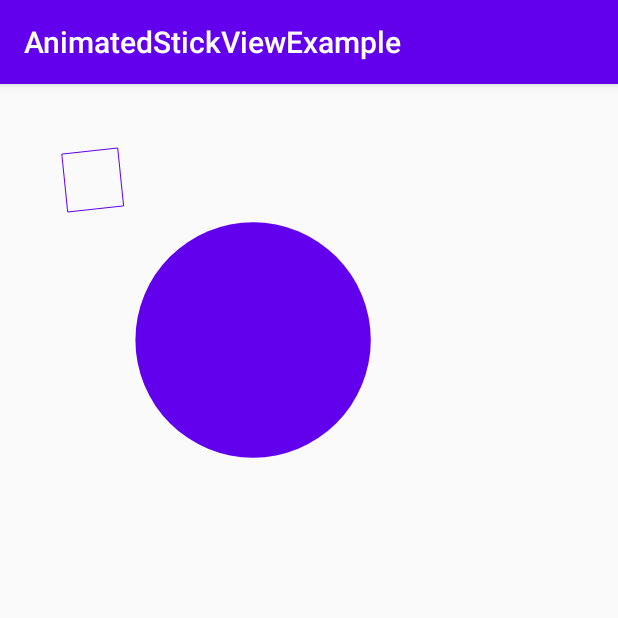
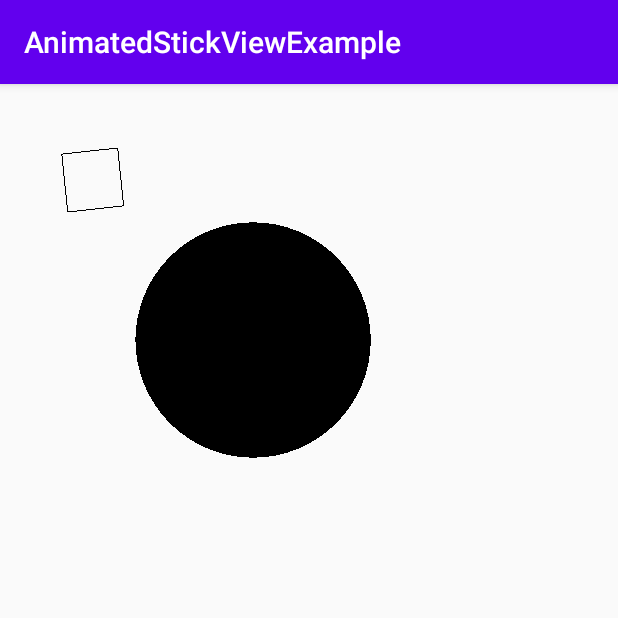
Before and after one commit to geckogecko/android-animated-stick-view, an Android app: the screen it shows after launch (MainActivity), on a phone screen of 412 x 824 dp, the top half of it. Run offline under Robolectric (Android 15) with nearby library versions, the phone set to English and light mode, and no system bars.

Commit message:
added configurable paint

```diff
--- a/android-animated-stick-view/src/main/java/at/steinbacher/android_animated_stick_view/Circle.kt
+++ b/android-animated-stick-view/src/main/java/at/steinbacher/android_animated_stick_view/Circle.kt
@@ -1,7 +1,8 @@
 package at.steinbacher.android_animated_stick_view
 
+import android.graphics.Paint
 import android.graphics.PointF
 
-class Circle(var middlePointF: PointF, var radius: Float, tag: String): Simple(tag) {
+class Circle(var middlePointF: PointF, var radius: Float, paint: Paint, tag: String): Simple(paint, tag) {
     override fun toString(): String = "MiddlePointF: $middlePointF, Tag: $tag"
 }
--- a/android-animated-stick-view/src/main/java/at/steinbacher/android_animated_stick_view/Grid.kt
+++ b/android-animated-stick-view/src/main/java/at/steinbacher/android_animated_stick_view/Grid.kt
@@ -1,4 +1,6 @@
 package at.steinbacher.android_animated_stick_view
 
-class Grid(tag: String) : Simple(tag){
+import android.graphics.Paint
+
+class Grid(paint: Paint, tag: String) : Simple(paint, tag){
 }
--- /dev/null
+++ b/android-animated-stick-view/src/main/java/at/steinbacher/android_animated_stick_view/Line.kt
@@ -0,0 +1,11 @@
+package at.steinbacher.android_animated_stick_view
+
+import android.graphics.Paint
+import android.graphics.PointF
+import android.graphics.drawable.VectorDrawable
+
+class Line(var startPoint: PointF, var endPoint: PointF, paint: Paint, tag: String): Simple(paint, tag) {
+    var vectorDrawable: VectorDrawable? = null
+
+    override fun toString(): String = "StartPoint: $startPoint, EndPoint: $endPoint, Tag: $tag"
+}
--- a/android-animated-stick-view/src/main/java/at/steinbacher/android_animated_stick_view/Simple.kt
+++ b/android-animated-stick-view/src/main/java/at/steinbacher/android_animated_stick_view/Simple.kt
@@ -1,5 +1,7 @@
 package at.steinbacher.android_animated_stick_view
 
-open class Simple(var tag: String) {
+import android.graphics.Paint
+
+open class Simple(val paint: Paint, val tag: String) {
     override fun toString(): String = "Tag: $tag"
 }
--- a/android-animated-stick-view/src/main/java/at/steinbacher/android_animated_stick_view/Stick.kt
+++ /dev/null
@@ -1,10 +0,0 @@
-package at.steinbacher.android_animated_stick_view
-
-import android.graphics.PointF
-import android.graphics.drawable.VectorDrawable
-
-class Stick(var startPointF: PointF, var endPointF: PointF, tag: String): Simple(tag) {
-    var vectorDrawable: VectorDrawable? = null
-
-    override fun toString(): String = "StartPointF: $startPointF, EndPointF: $endPointF, Tag: $tag"
-}
--- a/android-animated-stick-view/src/main/java/at/steinbacher/android_animated_stick_view/internal/CircleDrawable.kt
+++ b/android-animated-stick-view/src/main/java/at/steinbacher/android_animated_stick_view/internal/CircleDrawable.kt
@@ -7,7 +7,6 @@ import android.graphics.PointF
 import androidx.core.content.ContextCompat
 import at.steinbacher.android_animated_stick_view.Circle
 import at.steinbacher.android_animated_stick_view.R
-import at.steinbacher.android_animated_stick_view.Stick
 
 class CircleDrawable(context : Context,
                      val sourceCircle : Circle,
@@ -17,10 +16,8 @@ class CircleDrawable(context : Context,
                      width: Float, height: Float, tag: String
     ): SimpleDrawable(context, horizontalLinesCount, verticalLinesCount, width, height, tag) {
 
-    var paint: Paint = Paint().apply { this.color = ContextCompat.getColor(context, R.color.black) }
-
     override fun draw(canvas: Canvas) {
-        canvas.drawCircle(translatedMiddlePointF.x, translatedMiddlePointF.y, translatedRadius, paint)
+        canvas.drawCircle(translatedMiddlePointF.x, translatedMiddlePointF.y, translatedRadius, sourceCircle.paint)
     }
 
 }
--- a/android-animated-stick-view/src/main/java/at/steinbacher/android_animated_stick_view/internal/StickDrawable.kt
+++ b/android-animated-stick-view/src/main/java/at/steinbacher/android_animated_stick_view/internal/LineDrawable.kt
@@ -2,29 +2,25 @@ package at.steinbacher.android_animated_stick_view.internal
 
 import android.content.Context
 import android.graphics.Canvas
-import android.graphics.ColorFilter
 import android.graphics.Paint
 import android.graphics.PointF
 import androidx.core.content.ContextCompat
 import at.steinbacher.android_animated_stick_view.R
-import at.steinbacher.android_animated_stick_view.Simple
-import at.steinbacher.android_animated_stick_view.Stick
+import at.steinbacher.android_animated_stick_view.Line
 import kotlin.math.abs
 import kotlin.math.asin
 import kotlin.math.pow
 import kotlin.math.sqrt
 
-class StickDrawable(context : Context,
-                    val sourceStick : Stick,
-                    val translatedStartPoint : PointF,
-                    val translatedEndPoint: PointF, horizontalLinesCount: Int,
-                    verticalLinesCount: Int, width: Float, height: Float, tag: String
+class LineDrawable(context : Context,
+                   val sourceLine : Line,
+                   val translatedStartPoint : PointF,
+                   val translatedEndPoint: PointF, horizontalLinesCount: Int,
+                   verticalLinesCount: Int, width: Float, height: Float, tag: String
 ): SimpleDrawable(context, horizontalLinesCount, verticalLinesCount, width, height, tag) {
 
-    var paint: Paint = Paint().apply { this.color = ContextCompat.getColor(context, R.color.black) }
-
     override fun draw(canvas: Canvas) {
-        var vectorDrawable = sourceStick.vectorDrawable
+        var vectorDrawable = sourceLine.vectorDrawable
         if(vectorDrawable != null) {
             val width = abs(translatedStartPoint.x - translatedEndPoint.x)
             val height = abs(translatedStartPoint.y - translatedEndPoint.y)
@@ -39,20 +35,10 @@ class StickDrawable(context : Context,
             vectorDrawable.draw(canvas)
             canvas.restore()
         } else {
-            canvas.drawLine(translatedStartPoint.x, translatedStartPoint.y, translatedEndPoint.x, translatedEndPoint.y, paint)
+            canvas.drawLine(translatedStartPoint.x, translatedStartPoint.y,
+                translatedEndPoint.x, translatedEndPoint.y,
+                sourceLine.paint)
         }
-    }
-
-    override fun setAlpha(alpha: Int) {
-        TODO("not implemented") //To change body of created functions use File | Settings | File Templates.
-    }
-
-    override fun getOpacity(): Int {
-        TODO("not implemented") //To change body of created functions use File | Settings | File Templates.
-    }
-
-    override fun setColorFilter(colorFilter: ColorFilter?) {
-        TODO("not implemented") //To change body of created functions use File | Settings | File Templates.
     }
 
     private fun getRotationDegrees(width : Float, height : Float, stickLength : Double) : Float {
--- a/android-animated-stick-view/src/main/java/at/steinbacher/android_animated_stick_view/internal/SceneDrawable.kt
+++ b/android-animated-stick-view/src/main/java/at/steinbacher/android_animated_stick_view/internal/SceneDrawable.kt
@@ -6,7 +6,7 @@ import android.graphics.PointF
 import at.steinbacher.android_animated_stick_view.Circle
 import at.steinbacher.android_animated_stick_view.Grid
 import at.steinbacher.android_animated_stick_view.Simple
-import at.steinbacher.android_animated_stick_view.Stick
+import at.steinbacher.android_animated_stick_view.Line
 
 class SceneDrawable(context: Context,
                     horizontalLinesCount: Int,
@@ -20,39 +20,14 @@ class SceneDrawable(context: Context,
 
     fun addSimpleDrawable(simple: Simple) {
         when(simple) {
-            is Stick -> {
-                val translatedStartPoint = PointF(
-                    simple.startPointF.x * cellWidth,
-                    simple.startPointF.y * cellHeight
-                )
-
-                val translatedEndPoint = PointF(
-                    simple.endPointF.x * cellWidth,
-                    simple.endPointF.y * cellHeight
-                )
-
-                StickDrawable(context, simple, translatedStartPoint, translatedEndPoint,
-                    verticalLinesCount, horizontalLinesCount, width, height, simple.tag
-                ).also {
-                    simpleDrawables.add(it)
-                }
+            is Line -> {
+                simpleDrawables.add(createLineDrawable(simple))
             }
             is Grid -> {
-                GridDrawable(context, horizontalLinesCount, verticalLinesCount, width, height, simple.tag).also {
-                    simpleDrawables.add(it)
-                }
+                simpleDrawables.add(createGridDrawable(simple))
             }
             is Circle -> {
-                val translatedMiddlePointF = PointF(
-                    simple.middlePointF.x * cellWidth,
-                    simple.middlePointF.y * cellHeight
-                )
-
-                val translatedRadius = simple.radius * cellWidth
-                CircleDrawable(context, simple, translatedMiddlePointF, translatedRadius,
-                    horizontalLinesCount, verticalLinesCount, width, height, simple.tag).also {
-                    simpleDrawables.add(it)
-                }
+                simpleDrawables.add(createCircleDrawable(simple))
             }
         }
     }
@@ -94,4 +69,41 @@ class SceneDrawable(context: Context,
     fun clearSimpleDrawables() {
         simpleDrawables.clear()
     }
+
+    private fun createGridDrawable(grid: Grid) = GridDrawable(
+        context,
+        grid,
+        horizontalLinesCount,
+        verticalLinesCount,
+        width,
+        height,
+        grid.tag)
+
+    private fun createLineDrawable(line: Line) = LineDrawable(
+        context,
+        line,
+        translatePoint(line.startPoint),
+        translatePoint(line.endPoint),
+        verticalLinesCount,
+        horizontalLinesCount,
+        width,
+        height,
+        line.tag)
+
+    private fun createCircleDrawable(circle: Circle) =  CircleDrawable(
+        context,
+        circle,
+        translatePoint(circle.middlePointF),
+        translateFloat(circle.radius, cellWidth),
+        horizontalLinesCount,
+        verticalLinesCount,
+        width,
+        height,
+        circle.tag)
+
+    private fun translatePoint(point: PointF) = PointF(
+        translateFloat(point.x, cellWidth),
+        translateFloat(point.y, cellHeight))
+
+    private fun translateFloat(float: Float, translation: Float) = float * translation
 }
--- a/android-animated-stick-view/src/main/java/at/steinbacher/android_animated_stick_view/internal/SimpleDrawableTypeEvaluator.kt
+++ b/android-animated-stick-view/src/main/java/at/steinbacher/android_animated_stick_view/internal/SimpleDrawableTypeEvaluator.kt
@@ -2,7 +2,6 @@ package at.steinbacher.android_animated_stick_view.internal
 
 import android.animation.TypeEvaluator
 import android.graphics.PointF
-import android.util.Log
 
 class SimpleDrawableTypeEvaluator : TypeEvaluator<Array<SimpleDrawable>> {
     override fun evaluate(
@@ -14,9 +13,9 @@ class SimpleDrawableTypeEvaluator : TypeEvaluator<Array<SimpleDrawable>> {
 
         if(startValues != null && endValues != null) {
             for (i in startValues.indices) {
-                if(startValues[i] is StickDrawable && endValues[i] is StickDrawable) {
-                    val start: StickDrawable = startValues[i] as StickDrawable
-                    val end: StickDrawable = endValues[i] as StickDrawable
+                if(startValues[i] is LineDrawable && endValues[i] is LineDrawable) {
+                    val start: LineDrawable = startValues[i] as LineDrawable
+                    val end: LineDrawable = endValues[i] as LineDrawable
 
                     val interpolatedStartPoint = PointF(
                         start.translatedStartPoint.x + fraction
@@ -31,9 +30,9 @@ class SimpleDrawableTypeEvaluator : TypeEvaluator<Array<SimpleDrawable>> {
                                 * (end.translatedEndPoint.y - start.translatedEndPoint.y))
 
                     array.add(
-                        StickDrawable(
+                        LineDrawable(
                             start.context,
-                            start.sourceStick,
+                            start.sourceLine,
                             interpolatedStartPoint,
                             interpolatedEndPoint,
                             start.horizontalLinesCount,
--- a/app/build.gradle
+++ b/app/build.gradle
@@ -8,7 +8,7 @@ android {
 
     defaultConfig {
         applicationId "at.steinbacher.AnimatedStickViewExample"
-        minSdkVersion 21
+        minSdkVersion 23
         targetSdkVersion 29
         versionCode 1
         versionName "1.0"
--- a/app/src/main/java/at/steinbacher/animatedStickViewExample/MainActivity.kt
+++ b/app/src/main/java/at/steinbacher/animatedStickViewExample/MainActivity.kt
@@ -1,5 +1,6 @@
 package at.steinbacher.animatedStickViewExample
 
+import android.graphics.Paint
 import android.graphics.PointF
 import android.os.Bundle
 import androidx.appcompat.app.AppCompatActivity
@@ -13,28 +14,30 @@ class MainActivity : AppCompatActivity() {
 
         //it.vectorDrawable = resources.getDrawable(R.drawable.ic_trending_flat_24px) as VectorDrawable?
 
+        val paint = Paint(getColor(R.color.black))
+
         val scene = Scene().also {
-            it.simples.add(Circle(PointF(4F,4F), 2F, "circle"))
-            it.simples.add(Stick(PointF(0F,0F), PointF(1F,0F), "side_top"))
-            it.simples.add(Stick(PointF(1F,0F), PointF(1F,1F), "side_right"))
-            it.simples.add(Stick(PointF(1F,1F), PointF(0F,1F), "side_bottom"))
-            it.simples.add(Stick(PointF(0F,1F), PointF(0F,0F), "side_left"))
+            it.simples.add(Circle(PointF(4F,4F), 2F, paint,"circle"))
+            it.simples.add(Line(PointF(0F,0F), PointF(1F,0F), paint, "side_top"))
+            it.simples.add(Line(PointF(1F,0F), PointF(1F,1F), paint, "side_right"))
+            it.simples.add(Line(PointF(1F,1F), PointF(0F,1F), paint, "side_bottom"))
+            it.simples.add(Line(PointF(0F,1F), PointF(0F,0F), paint, "side_left"))
         }
 
         val scene2 = Scene().also {
-            it.simples.add(Circle(PointF(5F,4F), 1F, "circle"))
-            it.simples.add(Stick(PointF(1F,1F), PointF(2F,1F), "side_top"))
-            it.simples.add(Stick(PointF(2F,1F), PointF(2F,2F), "side_right"))
-            it.simples.add(Stick(PointF(2F,2F), PointF(1F,2F), "side_bottom"))
-            it.simples.add(Stick(PointF(1F,2F), PointF(1F,1F), "side_left"))
+            it.simples.add(Circle(PointF(5F,4F), 1F, paint, "circle"))
+            it.simples.add(Line(PointF(1F,1F), PointF(2F,1F), paint, "side_top"))
+            it.simples.add(Line(PointF(2F,1F), PointF(2F,2F), paint, "side_right"))
+            it.simples.add(Line(PointF(2F,2F), PointF(1F,2F), paint, "side_bottom"))
+            it.simples.add(Line(PointF(1F,2F), PointF(1F,1F), paint, "side_left"))
         }
 
         val scene3 = Scene().also {
-            it.simples.add(Circle(PointF(4F,4F), 2F, "circle"))
-            it.simples.add(Stick(PointF(2F,1F), PointF(2F,2F), "side_top"))
-            it.simples.add(Stick(PointF(2F,2F), PointF(1F,2F), "side_right"))
-            it.simples.add(Stick(PointF(1F,2F), PointF(1F,1F), "side_bottom"))
-            it.simples.add(Stick(PointF(1F,1F), PointF(2F,1F), "side_left"))
+            it.simples.add(Circle(PointF(4F,4F), 2F, paint, "circle"))
+            it.simples.add(Line(PointF(2F,1F), PointF(2F,2F), paint, "side_top"))
+            it.simples.add(Line(PointF(2F,2F), PointF(1F,2F), paint, "side_right"))
+            it.simples.add(Line(PointF(1F,2F), PointF(1F,1F), paint, "side_bottom"))
+            it.simples.add(Line(PointF(1F,1F), PointF(2F,1F), paint, "side_left"))
         }
 
 
--- a/build.gradle
+++ b/build.gradle
@@ -8,7 +8,7 @@ buildscript {
 
     }
     dependencies {
-        classpath 'com.android.tools.build:gradle:3.6.1'
+        classpath 'com.android.tools.build:gradle:3.6.3'
         classpath "org.jetbrains.kotlin:kotlin-gradle-plugin:$kotlin_version"
 
         // NOTE: Do not place your application dependencies here; they belong
```
Also changed, not shown: android-animated-stick-view/build.gradle (+6 -2 lines), android-animated-stick-view/src/main/java/at/steinbacher/android_animated_stick_view/internal/GridDrawable.kt (+4 -17 lines), 2 other files.
